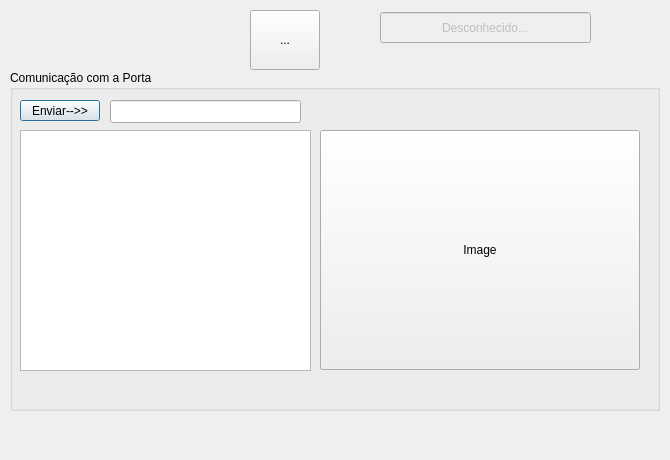
First picture: the form in mserialport.ui, repository batistasilva/QtAppSerialPort, before the edit.
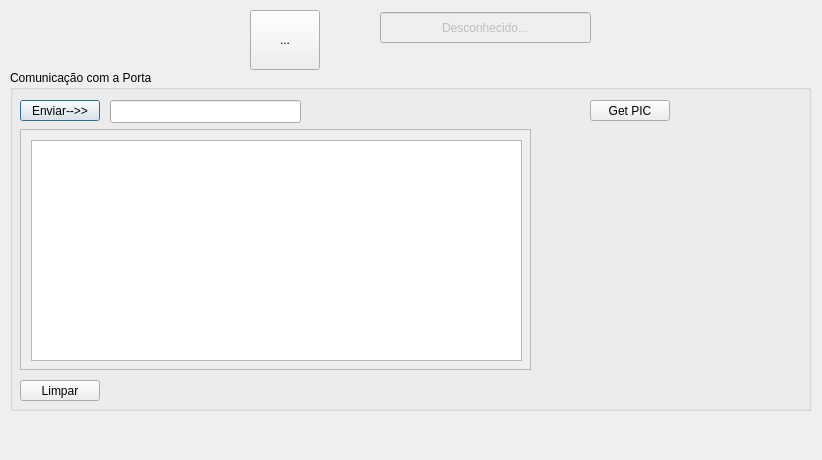
Second picture: the form after the edit. Icons and pictures are not drawn.

Commit message: update to get pic

```diff
--- a/mserialport.ui
+++ b/mserialport.ui
@@ -6,7 +6,7 @@
    <rect>
     <x>0</x>
     <y>0</y>
-    <width>670</width>
+    <width>822</width>
     <height>460</height>
    </rect>
   </property>
@@ -18,23 +18,13 @@
     <rect>
      <x>10</x>
      <y>70</y>
-     <width>650</width>
+     <width>801</width>
      <height>341</height>
     </rect>
    </property>
    <property name="title">
     <string>Comunicação com a Porta</string>
    </property>
-   <widget class="QPlainTextEdit" name="pTEditCommand">
-    <property name="geometry">
-     <rect>
-      <x>10</x>
-      <y>60</y>
-      <width>291</width>
-      <height>241</height>
-     </rect>
-    </property>
-   </widget>
    <widget class="QPushButton" name="pbSendCommand">
     <property name="geometry">
      <rect>
@@ -61,8 +51,8 @@
    <widget class="QPushButton" name="pBCommandClean">
     <property name="geometry">
      <rect>
-      <x>490</x>
-      <y>270</y>
+      <x>10</x>
+      <y>310</y>
       <width>80</width>
       <height>21</height>
      </rect>
@@ -71,17 +61,68 @@
      <string>Limpar</string>
     </property>
    </widget>
-   <widget class="QToolButton" name="toolbtPic">
+   <widget class="QScrollArea" name="slAreaQlineEdit">
     <property name="geometry">
      <rect>
-      <x>310</x>
+      <x>10</x>
+      <y>59</y>
+      <width>511</width>
+      <height>241</height>
+     </rect>
+    </property>
+    <property name="widgetResizable">
+     <bool>true</bool>
+    </property>
+    <widget class="QWidget" name="scrollAreaWidgetContents">
+     <property name="geometry">
+      <rect>
+       <x>0</x>
+       <y>0</y>
+       <width>509</width>
+       <height>239</height>
+      </rect>
+     </property>
+     <widget class="QPlainTextEdit" name="pTEditCommand">
+      <property name="geometry">
+       <rect>
+        <x>10</x>
+        <y>10</y>
+        <width>491</width>
+        <height>221</height>
+       </rect>
+      </property>
+      <property name="font">
+       <font>
+        <pointsize>9</pointsize>
+       </font>
+      </property>
+     </widget>
+    </widget>
+   </widget>
+   <widget class="QLabel" name="qlabelPic">
+    <property name="geometry">
+     <rect>
+      <x>530</x>
       <y>60</y>
-      <width>320</width>
-      <height>240</height>
+      <width>261</width>
+      <height>241</height>
      </rect>
     </property>
     <property name="text">
-     <string>Image</string>
+     <string/>
+    </property>
+   </widget>
+   <widget class="QPushButton" name="pbGetPic">
+    <property name="geometry">
+     <rect>
+      <x>580</x>
+      <y>30</y>
+      <width>80</width>
+      <height>21</height>
+     </rect>
+    </property>
+    <property name="text">
+     <string>Get PIC</string>
     </property>
    </widget>
   </widget>
```
Left out of the diff: 49 changed lines with no effect on the pictures. The commit also changes 2 other files.
